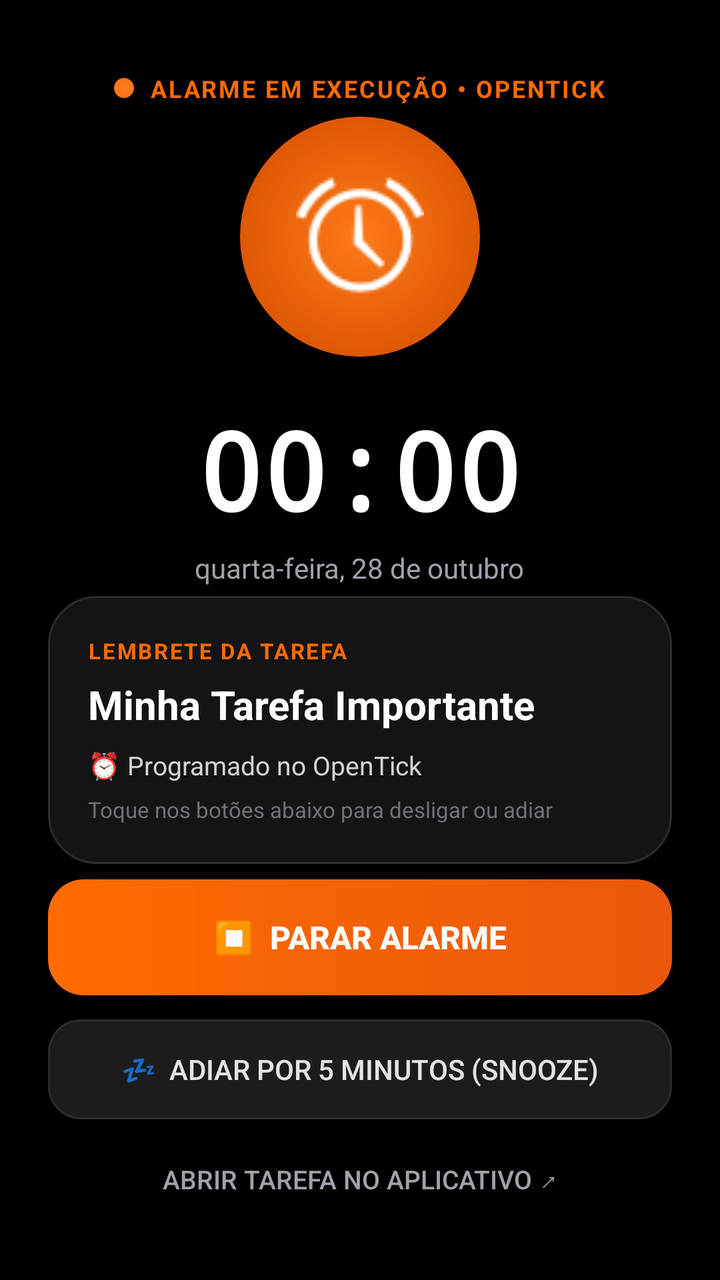
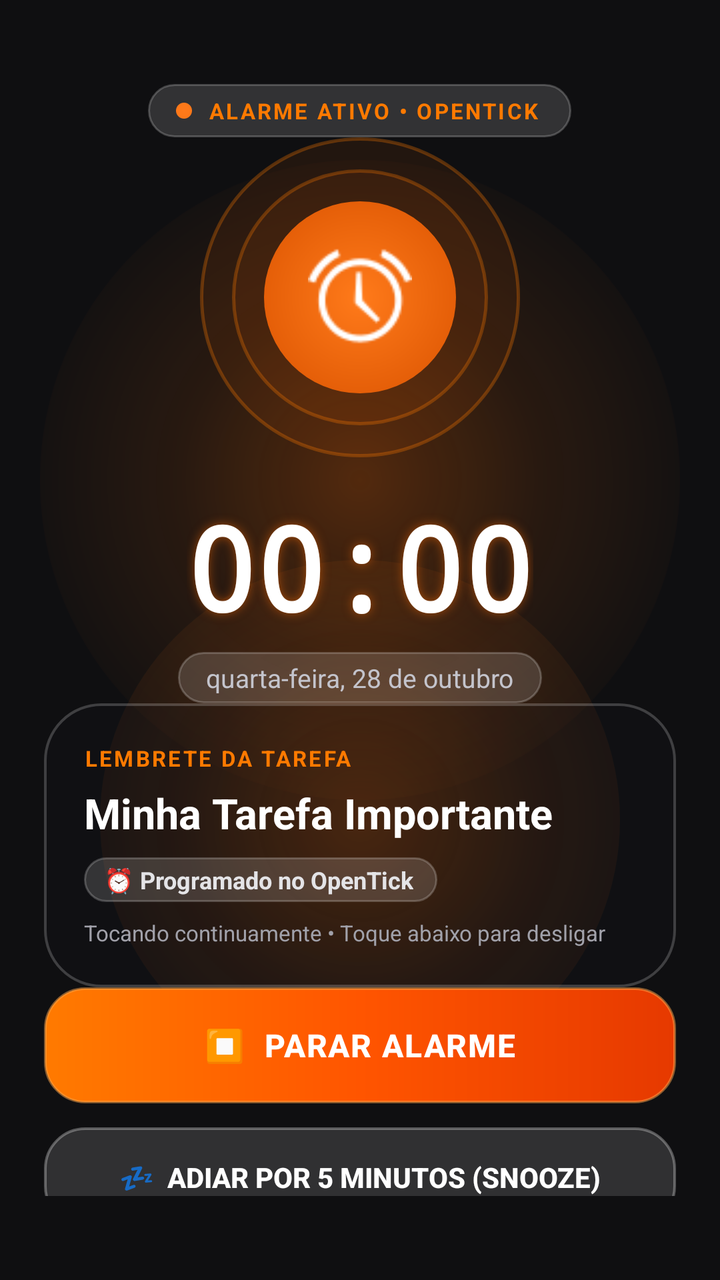

The first picture is an Android layout as it rendered before a commit; the second is the same layout after the commit. The layout source and the unified diff follow.
<!-- AndroidManifest.xml: activity theme AppTheme.AlarmTheme -->
<!-- res/layout/activity_alarm.xml -->
<?xml version="1.0" encoding="utf-8"?>
<LinearLayout xmlns:android="http://schemas.android.com/apk/res/android"
    android:layout_width="match_parent"
    android:layout_height="match_parent"
    android:orientation="vertical"
    android:background="#000000"
    android:gravity="center_horizontal"
    android:paddingStart="24dp"
    android:paddingEnd="24dp"
    android:paddingTop="36dp"
    android:paddingBottom="28dp">

    
    <LinearLayout
        android:layout_width="wrap_content"
        android:layout_height="wrap_content"
        android:orientation="horizontal"
        android:gravity="center_vertical">

        <View
            android:id="@+id/alarm_pulsing_dot"
            android:layout_width="10dp"
            android:layout_height="10dp"
            android:layout_marginEnd="8dp"
            android:background="@drawable/bg_alarm_bell_circle" />

        <TextView
            android:layout_width="wrap_content"
            android:layout_height="wrap_content"
            android:text="ALARME EM EXECUÇÃO • OPENTICK"
            android:textColor="#ff6b00"
            android:textSize="12sp"
            android:textStyle="bold"
            android:letterSpacing="0.08" />
    </LinearLayout>

    
    <View
        android:layout_width="match_parent"
        android:layout_height="0dp"
        android:layout_weight="0.8" />

    
    <RelativeLayout
        android:id="@+id/alarm_bell_container"
        android:layout_width="120dp"
        android:layout_height="120dp"
        android:gravity="center"
        android:background="@drawable/bg_alarm_bell_circle">

        <ImageView
            android:id="@+id/alarm_bell_icon"
            android:layout_width="64dp"
            android:layout_height="64dp"
            android:src="@android:drawable/ic_lock_idle_alarm"
            android:tint="#ffffff" />
    </RelativeLayout>

    
    <TextView
        android:id="@+id/alarm_clock_time"
        android:layout_width="wrap_content"
        android:layout_height="wrap_content"
        android:layout_marginTop="20dp"
        android:text="00:00"
        android:textColor="#ffffff"
        android:textSize="54sp"
        android:textStyle="bold"
        android:fontFamily="monospace" />

    
    <TextView
        android:id="@+id/alarm_clock_date"
        android:layout_width="wrap_content"
        android:layout_height="wrap_content"
        android:layout_marginTop="4dp"
        android:text="quarta-feira, 28 de outubro"
        android:textColor="#a1a1aa"
        android:textSize="14sp" />

    <View
        android:layout_width="match_parent"
        android:layout_height="0dp"
        android:layout_weight="0.6" />

    
    <LinearLayout
        android:layout_width="match_parent"
        android:layout_height="wrap_content"
        android:orientation="vertical"
        android:background="@drawable/bg_alarm_card"
        android:padding="20dp">

        <TextView
            android:layout_width="wrap_content"
            android:layout_height="wrap_content"
            android:text="LEMBRETE DA TAREFA"
            android:textColor="#ff6b00"
            android:textSize="11sp"
            android:textStyle="bold"
            android:letterSpacing="0.08" />

        <TextView
            android:id="@+id/alarm_task_title"
            android:layout_width="match_parent"
            android:layout_height="wrap_content"
            android:layout_marginTop="6dp"
            android:text="Minha Tarefa Importante"
            android:textColor="#ffffff"
            android:textSize="20sp"
            android:textStyle="bold"
            android:maxLines="3"
            android:ellipsize="end" />

        <TextView
            android:id="@+id/alarm_task_time_badge"
            android:layout_width="wrap_content"
            android:layout_height="wrap_content"
            android:layout_marginTop="8dp"
            android:text="⏰ Programado no OpenTick"
            android:textColor="#d4d4d8"
            android:textSize="13sp" />

        <TextView
            android:layout_width="wrap_content"
            android:layout_height="wrap_content"
            android:layout_marginTop="6dp"
            android:text="Toque nos botões abaixo para desligar ou adiar"
            android:textColor="#71717a"
            android:textSize="11sp" />
    </LinearLayout>

    <View
        android:layout_width="match_parent"
        android:layout_height="0dp"
        android:layout_weight="1.0" />

    
    <Button
        android:id="@+id/btn_stop_alarm"
        android:layout_width="match_parent"
        android:layout_height="58dp"
        android:background="@drawable/bg_alarm_stop_btn"
        android:text="⏹️  PARAR ALARME"
        android:textColor="#ffffff"
        android:textSize="16sp"
        android:textStyle="bold"
        android:stateListAnimator="@null" />

    <Button
        android:id="@+id/btn_snooze_alarm"
        android:layout_width="match_parent"
        android:layout_height="50dp"
        android:layout_marginTop="12dp"
        android:background="@drawable/bg_alarm_snooze_btn"
        android:text="💤  Adiar por 5 minutos (Snooze)"
        android:textColor="#e4e4e7"
        android:textSize="14sp"
        android:stateListAnimator="@null" />

    <Button
        android:id="@+id/btn_open_app"
        android:layout_width="match_parent"
        android:layout_height="44dp"
        android:layout_marginTop="8dp"
        android:background="@android:color/transparent"
        android:text="Abrir tarefa no aplicativo ↗"
        android:textColor="#a1a1aa"
        android:textSize="13sp"
        android:stateListAnimator="@null" />

</LinearLayout>
<!-- resources referenced by this layout -->
<resources>
  <!-- drawable bg_alarm_bell_circle (drawable) -->
  <?xml version="1.0" encoding="utf-8"?>
  <shape xmlns:android="http://schemas.android.com/apk/res/android"
      android:shape="oval">
      <gradient
          android:type="radial"
          android:gradientRadius="70dp"
          android:startColor="#ff7a1a"
          android:endColor="#d95200" />
  </shape>
  <!-- drawable bg_alarm_card (drawable) -->
  <?xml version="1.0" encoding="utf-8"?>
  <shape xmlns:android="http://schemas.android.com/apk/res/android"
      android:shape="rectangle">
      <corners android:radius="24dp" />
      <solid android:color="#141416" />
      <stroke android:width="1dp" android:color="#2c2c2e" />
  </shape>
  <!-- drawable bg_alarm_snooze_btn (drawable) -->
  <?xml version="1.0" encoding="utf-8"?>
  <shape xmlns:android="http://schemas.android.com/apk/res/android"
      android:shape="rectangle">
      <corners android:radius="16dp" />
      <solid android:color="#1c1c1e" />
      <stroke android:width="1dp" android:color="#2c2c2e" />
  </shape>
  <!-- drawable bg_alarm_stop_btn (drawable) -->
  <?xml version="1.0" encoding="utf-8"?>
  <shape xmlns:android="http://schemas.android.com/apk/res/android"
      android:shape="rectangle">
      <corners android:radius="18dp" />
      <gradient
          android:angle="0"
          android:startColor="#ff6b00"
          android:endColor="#ea580c" />
  </shape>
  <style name="AppTheme.AlarmTheme" parent="Theme.AppCompat.NoActionBar">
          <item name="android:windowBackground">@color/alarmBackground</item>
          <item name="android:windowNoTitle">true</item>
          <item name="android:windowFullscreen">true</item>
          <item name="android:statusBarColor">#000000</item>
          <item name="android:navigationBarColor">#000000</item>
          <item name="android:colorBackground">#000000</item>
      </style>
  <color name="alarmBackground">#000000</color>
</resources>

<!-- the commit's change to res/layout/activity_alarm.xml (unified diff, before → after) -->
@@ -1,172 +1,255 @@
 <?xml version="1.0" encoding="utf-8"?>
-<LinearLayout xmlns:android="http://schemas.android.com/apk/res/android"
+<FrameLayout xmlns:android="http://schemas.android.com/apk/res/android"
     android:layout_width="match_parent"
     android:layout_height="match_parent"
-    android:orientation="vertical"
-    android:background="#000000"
-    android:gravity="center_horizontal"
-    android:paddingStart="24dp"
-    android:paddingEnd="24dp"
-    android:paddingTop="36dp"
-    android:paddingBottom="28dp">
-
-    
-    <LinearLayout
-        android:layout_width="wrap_content"
-        android:layout_height="wrap_content"
-        android:orientation="horizontal"
-        android:gravity="center_vertical">
-
-        <View
-            android:id="@+id/alarm_pulsing_dot"
-            android:layout_width="10dp"
-            android:layout_height="10dp"
-            android:layout_marginEnd="8dp"
-            android:background="@drawable/bg_alarm_bell_circle" />
-
-        <TextView
-            android:layout_width="wrap_content"
-            android:layout_height="wrap_content"
-            android:text="ALARME EM EXECUÇÃO • OPENTICK"
-            android:textColor="#ff6b00"
-            android:textSize="12sp"
-            android:textStyle="bold"
-            android:letterSpacing="0.08" />
-    </LinearLayout>
+    android:background="#D0050508">
 
     
     <View
-        android:layout_width="match_parent"
-        android:layout_height="0dp"
-        android:layout_weight="0.8" />
-
-    
-    <RelativeLayout
-        android:id="@+id/alarm_bell_container"
-        android:layout_width="120dp"
-        android:layout_height="120dp"
-        android:gravity="center"
-        android:background="@drawable/bg_alarm_bell_circle">
-
-        <ImageView
-            android:id="@+id/alarm_bell_icon"
-            android:layout_width="64dp"
-            android:layout_height="64dp"
-            android:src="@android:drawable/ic_lock_idle_alarm"
-            android:tint="#ffffff" />
-    </RelativeLayout>
-
-    
-    <TextView
-        android:id="@+id/alarm_clock_time"
-        android:layout_width="wrap_content"
-        android:layout_height="wrap_content"
-        android:layout_marginTop="20dp"
-        android:text="00:00"
-        android:textColor="#ffffff"
-        android:textSize="54sp"
-        android:textStyle="bold"
-        android:fontFamily="monospace" />
-
-    
-    <TextView
-        android:id="@+id/alarm_clock_date"
-        android:layout_width="wrap_content"
-        android:layout_height="wrap_content"
-        android:layout_marginTop="4dp"
-        android:text="quarta-feira, 28 de outubro"
-        android:textColor="#a1a1aa"
-        android:textSize="14sp" />
+        android:layout_width="320dp"
+        android:layout_height="320dp"
+        android:layout_gravity="center_horizontal|top"
+        android:layout_marginTop="80dp"
+        android:background="@drawable/bg_ambient_glow" />
 
     <View
-        android:layout_width="match_parent"
-        android:layout_height="0dp"
-        android:layout_weight="0.6" />
+        android:layout_width="260dp"
+        android:layout_height="260dp"
+        android:layout_gravity="center_horizontal|bottom"
+        android:layout_marginBottom="100dp"
+        android:background="@drawable/bg_ambient_glow" />
 
     
     <LinearLayout
         android:layout_width="match_parent"
-        android:layout_height="wrap_content"
+        android:layout_height="match_parent"
         android:orientation="vertical"
-        android:background="@drawable/bg_alarm_card"
-        android:padding="20dp">
-
+        android:gravity="center_horizontal"
+        android:paddingStart="22dp"
+        android:paddingEnd="22dp"
+        android:paddingTop="42dp"
+        android:paddingBottom="42dp">
+
+        
+        <LinearLayout
+            android:layout_width="wrap_content"
+            android:layout_height="wrap_content"
+            android:orientation="horizontal"
+            android:gravity="center_vertical"
+            android:background="@drawable/bg_glass_pill"
+            android:paddingStart="14dp"
+            android:paddingEnd="16dp"
+            android:paddingTop="6dp"
+            android:paddingBottom="6dp">
+
+            <View
+                android:id="@+id/alarm_pulsing_dot"
+                android:layout_width="8dp"
+                android:layout_height="8dp"
+                android:layout_marginEnd="8dp"
+                android:background="@drawable/bg_alarm_bell_circle" />
+
+            <TextView
+                android:layout_width="wrap_content"
+                android:layout_height="wrap_content"
+                android:text="ALARME ATIVO • OPENTICK"
+                android:textColor="#FF7A00"
+                android:textSize="11sp"
+                android:textStyle="bold"
+                android:letterSpacing="0.1" />
+        </LinearLayout>
+
+        
+        <View
+            android:layout_width="match_parent"
+            android:layout_height="0dp"
+            android:layout_weight="0.8" />
+
+        
+        <RelativeLayout
+            android:layout_width="160dp"
+            android:layout_height="160dp"
+            android:gravity="center">
+
+            
+            <View
+                android:id="@+id/alarm_outer_ripple"
+                android:layout_width="160dp"
+                android:layout_height="160dp"
+                android:layout_centerInParent="true"
+                android:background="@drawable/bg_bell_ripple" />
+
+            
+            <View
+                android:id="@+id/alarm_mid_ripple"
+                android:layout_width="128dp"
+                android:layout_height="128dp"
+                android:layout_centerInParent="true"
+                android:background="@drawable/bg_bell_ripple" />
+
+            
+            <RelativeLayout
+                android:id="@+id/alarm_bell_container"
+                android:layout_width="96dp"
+                android:layout_height="96dp"
+                android:layout_centerInParent="true"
+                android:gravity="center"
+                android:background="@drawable/bg_alarm_bell_circle">
+
+                <ImageView
+                    android:id="@+id/alarm_bell_icon"
+                    android:layout_width="52dp"
+                    android:layout_height="52dp"
+                    android:src="@android:drawable/ic_lock_idle_alarm"
+                    android:tint="#ffffff" />
+            </RelativeLayout>
+        </RelativeLayout>
+
+        
         <TextView
-            android:layout_width="wrap_content"
-            android:layout_height="wrap_content"
-            android:text="LEMBRETE DA TAREFA"
-            android:textColor="#ff6b00"
-            android:textSize="11sp"
+            android:id="@+id/alarm_clock_time"
+            android:layout_width="wrap_content"
+            android:layout_height="wrap_content"
+            android:layout_marginTop="16dp"
+            android:text="00:00"
+            android:textColor="#FFFFFF"
+            android:textSize="58sp"
             android:textStyle="bold"
-            android:letterSpacing="0.08" />
-
+            android:fontFamily="monospace"
+            android:shadowColor="#80FF6B00"
+            android:shadowDx="0"
+            android:shadowDy="0"
+            android:shadowRadius="12" />
+
+        
         <TextView
-            android:id="@+id/alarm_task_title"
-            android:layout_width="match_parent"
-            android:layout_height="wrap_content"
-            android:layout_marginTop="6dp"
-            android:text="Minha Tarefa Importante"
-            android:textColor="#ffffff"
-            android:textSize="20sp"
+            android:id="@+id/alarm_clock_date"
+            android:layout_width="wrap_content"
+            android:layout_height="wrap_content"
+            android:layout_marginTop="4dp"
+            android:background="@drawable/bg_glass_pill"
+            android:paddingStart="14dp"
+            android:paddingEnd="14dp"
+            android:paddingTop="4dp"
+            android:paddingBottom="4dp"
+            android:text="quarta-feira, 28 de outubro"
+            android:textColor="#C4C4CC"
+            android:textSize="13sp" />
+
+        
+        <View
+            android:layout_width="match_parent"
+            android:layout_height="0dp"
+            android:layout_weight="0.6" />
+
+        
+        <LinearLayout
+            android:layout_width="match_parent"
+            android:layout_height="wrap_content"
+            android:orientation="vertical"
+            android:background="@drawable/bg_glass_card"
+            android:padding="20dp">
+
+            <TextView
+                android:layout_width="wrap_content"
+                android:layout_height="wrap_content"
+                android:text="LEMBRETE DA TAREFA"
+                android:textColor="#FF7A00"
+                android:textSize="11sp"
+                android:textStyle="bold"
+                android:letterSpacing="0.1" />
+
+            <TextView
+                android:id="@+id/alarm_task_title"
+                android:layout_width="match_parent"
+                android:layout_height="wrap_content"
+                android:layout_marginTop="6dp"
+                android:text="Minha Tarefa Importante"
+                android:textColor="#FFFFFF"
+                android:textSize="21sp"
+                android:textStyle="bold"
+                android:maxLines="3"
+                android:ellipsize="end" />
+
+            <LinearLayout
+                android:layout_width="wrap_content"
+                android:layout_height="wrap_content"
+                android:orientation="horizontal"
+                android:layout_marginTop="8dp"
+                android:gravity="center_vertical"
+                android:background="@drawable/bg_glass_pill"
+                android:paddingStart="10dp"
+                android:paddingEnd="12dp"
+                android:paddingTop="3dp"
+                android:paddingBottom="3dp">
+
+                <TextView
+                    android:id="@+id/alarm_task_time_badge"
+                    android:layout_width="wrap_content"
+                    android:layout_height="wrap_content"
+                    android:text="⏰ Programado no OpenTick"
+                    android:textColor="#E4E4E7"
+                    android:textSize="12sp"
+                    android:textStyle="bold" />
+            </LinearLayout>
+
+            <TextView
+                android:layout_width="wrap_content"
+                android:layout_height="wrap_content"
+                android:layout_marginTop="8dp"
+                android:text="Tocando continuamente • Toque abaixo para desligar"
+                android:textColor="#A1A1AA"
+                android:textSize="11sp" />
+        </LinearLayout>
+
+        
+        <View
+            android:layout_width="match_parent"
+            android:layout_height="0dp"
+            android:layout_weight="1.0" />
+
+        
+        
+        <Button
+            android:id="@+id/btn_stop_alarm"
+            android:layout_width="match_parent"
+            android:layout_height="58dp"
+            android:background="@drawable/bg_glass_stop_btn"
+            android:text="⏹️  PARAR ALARME"
+            android:textColor="#FFFFFF"
+            android:textSize="16sp"
             android:textStyle="bold"
-            android:maxLines="3"
-            android:ellipsize="end" />
-
-        <TextView
-            android:id="@+id/alarm_task_time_badge"
-            android:layout_width="wrap_content"
-            android:layout_height="wrap_content"
-            android:layout_marginTop="8dp"
-            android:text="⏰ Programado no OpenTick"
-            android:textColor="#d4d4d8"
-            android:textSize="13sp" />
-
-        <TextView
-            android:layout_width="wrap_content"
-            android:layout_height="wrap_content"
-            android:layout_marginTop="6dp"
-            android:text="Toque nos botões abaixo para desligar ou adiar"
-            android:textColor="#71717a"
-            android:textSize="11sp" />
+            android:letterSpacing="0.04"
+            android:stateListAnimator="@null" />
+
+        
+        <Button
+            android:id="@+id/btn_snooze_alarm"
+            android:layout_width="match_parent"
+            android:layout_height="50dp"
+            android:layout_marginTop="12dp"
+            android:background="@drawable/bg_glass_snooze_btn"
+            android:text="💤  Adiar por 5 minutos (Snooze)"
+            android:textColor="#FFFFFF"
+            android:textSize="14sp"
+            android:textStyle="bold"
+            android:stateListAnimator="@null" />
+
+        
+        <Button
+            android:id="@+id/btn_open_app"
+            android:layout_width="wrap_content"
+            android:layout_height="38dp"
+            android:layout_marginTop="10dp"
+            android:layout_marginBottom="6dp"
+            android:background="@drawable/bg_glass_pill"
+            android:paddingStart="16dp"
+            android:paddingEnd="16dp"
+            android:text="Abrir tarefa no aplicativo ↗"
+            android:textColor="#D4D4D8"
+            android:textSize="12sp"
+            android:stateListAnimator="@null" />
+
     </LinearLayout>
 
-    <View
-        android:layout_width="match_parent"
-        android:layout_height="0dp"
-        android:layout_weight="1.0" />
-
-    
-    <Button
-        android:id="@+id/btn_stop_alarm"
-        android:layout_width="match_parent"
-        android:layout_height="58dp"
-        android:background="@drawable/bg_alarm_stop_btn"
-        android:text="⏹️  PARAR ALARME"
-        android:textColor="#ffffff"
-        android:textSize="16sp"
-        android:textStyle="bold"
-        android:stateListAnimator="@null" />
-
-    <Button
-        android:id="@+id/btn_snooze_alarm"
-        android:layout_width="match_parent"
-        android:layout_height="50dp"
-        android:layout_marginTop="12dp"
-        android:background="@drawable/bg_alarm_snooze_btn"
-        android:text="💤  Adiar por 5 minutos (Snooze)"
-        android:textColor="#e4e4e7"
-        android:textSize="14sp"
-        android:stateListAnimator="@null" />
-
-    <Button
-        android:id="@+id/btn_open_app"
-        android:layout_width="match_parent"
-        android:layout_height="44dp"
-        android:layout_marginTop="8dp"
-        android:background="@android:color/transparent"
-        android:text="Abrir tarefa no aplicativo ↗"
-        android:textColor="#a1a1aa"
-        android:textSize="13sp"
-        android:stateListAnimator="@null" />
-
-</LinearLayout>
+</FrameLayout>
<!-- resource entries referenced after the edit -->
@@ -10,40 +10,69 @@
           android:startColor="#ff7a1a"
           android:endColor="#d95200" />
   </shape>
-  <!-- drawable bg_alarm_card (drawable) -->
+  <!-- drawable bg_ambient_glow (drawable) -->
+  <?xml version="1.0" encoding="utf-8"?>
+  <shape xmlns:android="http://schemas.android.com/apk/res/android"
+      android:shape="oval">
+      <gradient
+          android:type="radial"
+          android:gradientRadius="180dp"
+          android:startColor="#47FF6B00"
+          android:centerColor="#1AFF6B00"
+          android:endColor="#00000000" />
+  </shape>
+  <!-- drawable bg_bell_ripple (drawable) -->
+  <?xml version="1.0" encoding="utf-8"?>
+  <shape xmlns:android="http://schemas.android.com/apk/res/android"
+      android:shape="oval">
+      <solid android:color="#14FF6B00" />
+      <stroke android:width="1.5dp" android:color="#4DFF7A00" />
+  </shape>
+  <!-- drawable bg_glass_card (drawable) -->
   <?xml version="1.0" encoding="utf-8"?>
   <shape xmlns:android="http://schemas.android.com/apk/res/android"
       android:shape="rectangle">
-      <corners android:radius="24dp" />
-      <solid android:color="#141416" />
-      <stroke android:width="1dp" android:color="#2c2c2e" />
+      <corners android:radius="28dp" />
+      <solid android:color="#2B1A1A22" />
+      <stroke android:width="1.2dp" android:color="#33FFFFFF" />
   </shape>
-  <!-- drawable bg_alarm_snooze_btn (drawable) -->
+  <!-- drawable bg_glass_pill (drawable) -->
   <?xml version="1.0" encoding="utf-8"?>
   <shape xmlns:android="http://schemas.android.com/apk/res/android"
       android:shape="rectangle">
-      <corners android:radius="16dp" />
-      <solid android:color="#1c1c1e" />
-      <stroke android:width="1dp" android:color="#2c2c2e" />
+      <corners android:radius="999dp" />
+      <solid android:color="#26FFFFFF" />
+      <stroke android:width="1dp" android:color="#36FFFFFF" />
   </shape>
-  <!-- drawable bg_alarm_stop_btn (drawable) -->
+  <!-- drawable bg_glass_snooze_btn (drawable) -->
   <?xml version="1.0" encoding="utf-8"?>
   <shape xmlns:android="http://schemas.android.com/apk/res/android"
       android:shape="rectangle">
-      <corners android:radius="18dp" />
+      <corners android:radius="20dp" />
+      <solid android:color="#24FFFFFF" />
+      <stroke android:width="1.2dp" android:color="#4DFFFFFF" />
+  </shape>
+  <!-- drawable bg_glass_stop_btn (drawable) -->
+  <?xml version="1.0" encoding="utf-8"?>
+  <shape xmlns:android="http://schemas.android.com/apk/res/android"
+      android:shape="rectangle">
+      <corners android:radius="20dp" />
       <gradient
           android:angle="0"
-          android:startColor="#ff6b00"
-          android:endColor="#ea580c" />
+          android:startColor="#FF7A00"
+          android:centerColor="#FF5500"
+          android:endColor="#E63900" />
+      <stroke android:width="1.2dp" android:color="#80FFA74F" />
   </shape>
   <style name="AppTheme.AlarmTheme" parent="Theme.AppCompat.NoActionBar">
-          <item name="android:windowBackground">@color/alarmBackground</item>
+          <item name="android:windowIsTranslucent">true</item>
+          <item name="android:windowBackground">#C706060A</item>
           <item name="android:windowNoTitle">true</item>
           <item name="android:windowFullscreen">true</item>
-          <item name="android:statusBarColor">#000000</item>
-          <item name="android:navigationBarColor">#000000</item>
-          <item name="android:colorBackground">#000000</item>
+          <item name="android:windowDrawsSystemBarBackgrounds">true</item>
+          <item name="android:statusBarColor">@android:color/transparent</item>
+          <item name="android:navigationBarColor">@android:color/transparent</item>
+          <item name="android:windowAnimationStyle">@android:style/Animation.Dialog</item>
       </style>
-  <color name="alarmBackground">#000000</color>
 </resources>
 
